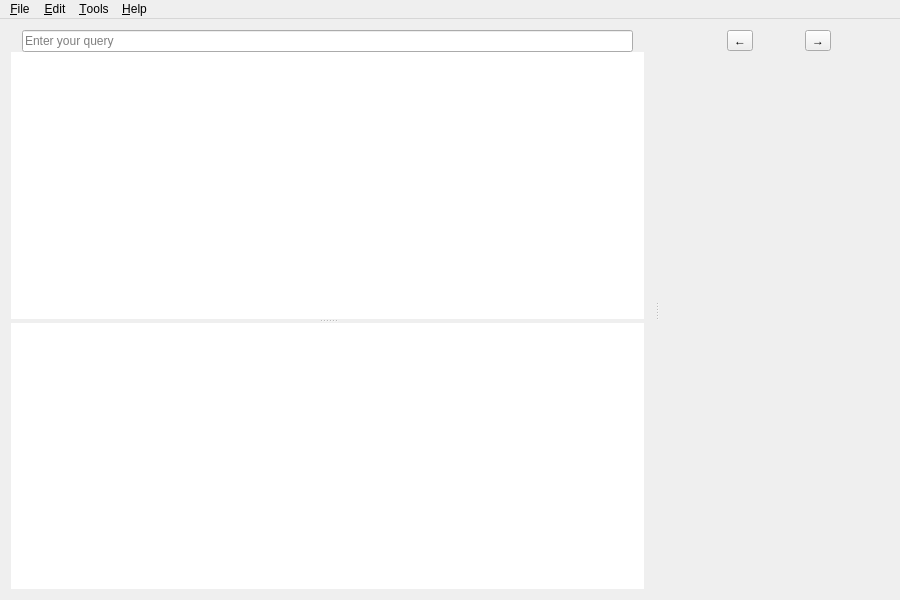
Old version of the form src/libs/ui/mainwindow.ui in the repository zealdocs/zeal.
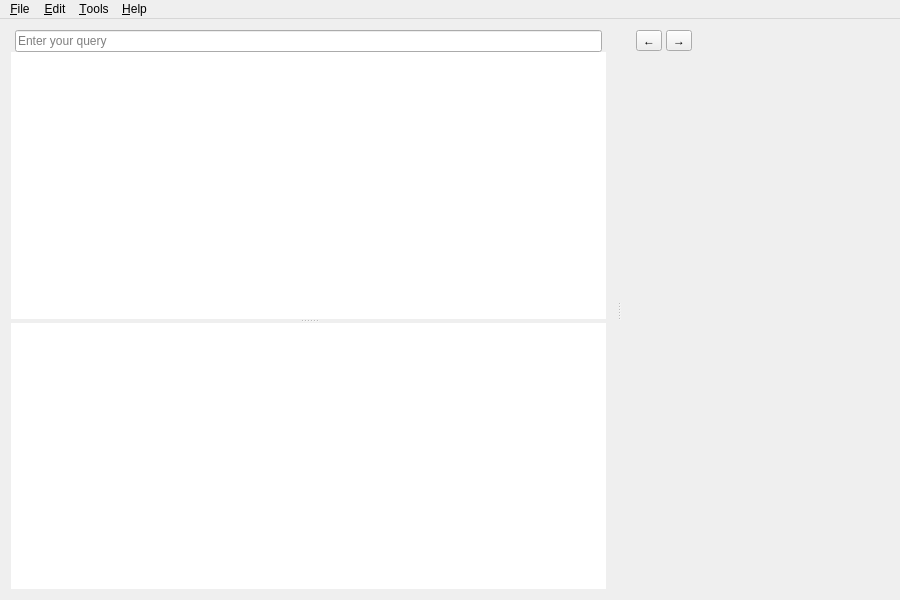
New version of the form. Icons and pictures are not drawn. Custom widgets are drawn as their Qt base class.

Commit message: ui: Reduce horizontal margins and spacing in tool bars

Diff of the .ui file:
```diff
--- a/src/libs/ui/mainwindow.ui
+++ b/src/libs/ui/mainwindow.ui
@@ -46,9 +46,18 @@
            <string notr="true"/>
           </property>
           <layout class="QVBoxLayout" name="searchToolBarFrame">
+           <property name="spacing">
+            <number>4</number>
+           </property>
+           <property name="leftMargin">
+            <number>4</number>
+           </property>
            <property name="topMargin">
             <number>0</number>
            </property>
+           <property name="rightMargin">
+            <number>4</number>
+           </property>
            <property name="bottomMargin">
             <number>0</number>
            </property>
@@ -104,9 +113,18 @@
         <item>
          <widget class="ToolBarFrame" name="navigationBar" native="true">
           <layout class="QHBoxLayout" name="toolbox">
+           <property name="spacing">
+            <number>4</number>
+           </property>
+           <property name="leftMargin">
+            <number>4</number>
+           </property>
            <property name="topMargin">
             <number>0</number>
            </property>
+           <property name="rightMargin">
+            <number>4</number>
+           </property>
            <property name="bottomMargin">
             <number>0</number>
            </property>
@@ -142,6 +160,19 @@
              </property>
             </widget>
            </item>
+           <item>
+            <spacer name="horizontalSpacer">
+             <property name="orientation">
+              <enum>Qt::Horizontal</enum>
+             </property>
+             <property name="sizeHint" stdset="0">
+              <size>
+               <width>40</width>
+               <height>20</height>
+              </size>
+             </property>
+            </spacer>
+           </item>
           </layout>
          </widget>
         </item>
```
